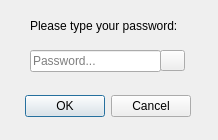
First picture: the form in ui/guisudo.ui, repository gu-Moura/TuxBooter, before the edit.
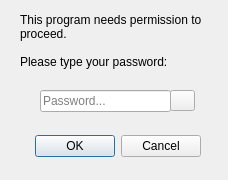
Second picture: the form after the edit. Icons and pictures are not drawn.

```diff
--- a/ui/guisudo.ui
+++ b/ui/guisudo.ui
@@ -6,18 +6,30 @@
    <rect>
     <x>0</x>
     <y>0</y>
-    <width>218</width>
-    <height>140</height>
+    <width>228</width>
+    <height>180</height>
    </rect>
   </property>
+  <property name="minimumSize">
+   <size>
+    <width>228</width>
+    <height>180</height>
+   </size>
+  </property>
+  <property name="maximumSize">
+   <size>
+    <width>228</width>
+    <height>180</height>
+   </size>
+  </property>
   <property name="windowTitle">
    <string>Dialog</string>
   </property>
   <widget class="QDialogButtonBox" name="buttonBox">
    <property name="geometry">
     <rect>
-     <x>20</x>
-     <y>90</y>
+     <x>30</x>
+     <y>130</y>
      <width>171</width>
      <height>32</height>
     </rect>
@@ -32,8 +44,8 @@
   <widget class="QLineEdit" name="passwdEdit">
    <property name="geometry">
     <rect>
-     <x>30</x>
-     <y>50</y>
+     <x>40</x>
+     <y>90</y>
      <width>131</width>
      <height>22</height>
     </rect>
@@ -57,8 +69,8 @@
   <widget class="QToolButton" name="eyeButton">
    <property name="geometry">
     <rect>
-     <x>160</x>
-     <y>50</y>
+     <x>170</x>
+     <y>90</y>
      <width>25</width>
      <height>21</height>
     </rect>
@@ -70,14 +82,19 @@
   <widget class="QLabel" name="label">
    <property name="geometry">
     <rect>
-     <x>30</x>
+     <x>20</x>
      <y>10</y>
-     <width>171</width>
-     <height>31</height>
+     <width>191</width>
+     <height>61</height>
     </rect>
    </property>
    <property name="text">
-    <string>Please type your password:</string>
+    <string>This program needs permission to proceed.
+
+Please type your password:</string>
+   </property>
+   <property name="wordWrap">
+    <bool>true</bool>
    </property>
   </widget>
  </widget>
```
Left out of the diff: 9 changed lines with no effect on the pictures.
